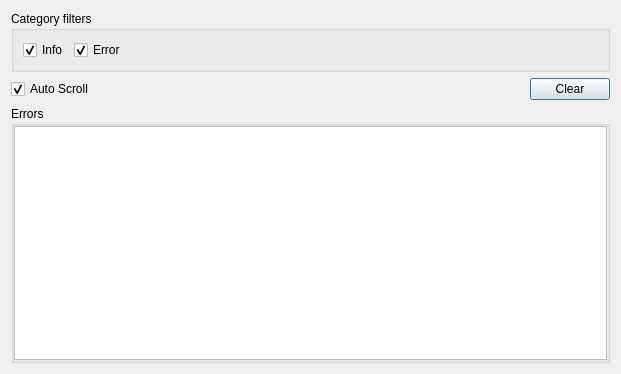
Before: the Qt Designer form src/dialogs/errorlogdialog.ui in ModbusScope/ModbusScope, drawn with Qt 5.
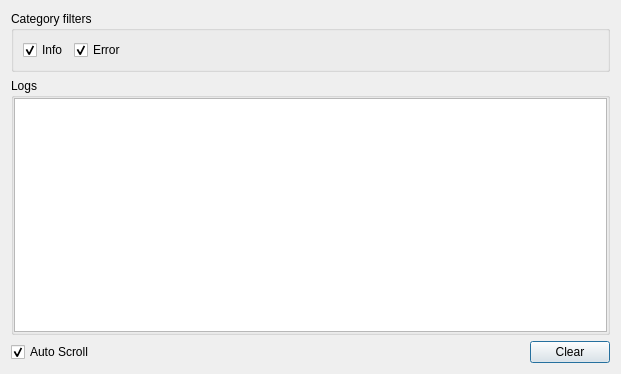
After: the same form once the commit is applied.

Patch:
```diff
--- a/src/dialogs/errorlogdialog.ui
+++ b/src/dialogs/errorlogdialog.ui
@@ -13,7 +13,7 @@
   <property name="windowTitle">
    <string>Error log</string>
   </property>
-  <layout class="QVBoxLayout" name="verticalLayout" stretch="0,0,1">
+  <layout class="QVBoxLayout" name="verticalLayout" stretch="0,1,0">
    <item>
     <widget class="QGroupBox" name="groupBox_2">
      <property name="title">
@@ -56,6 +56,33 @@
      </layout>
     </widget>
    </item>
+   <item>
+    <widget class="QGroupBox" name="grpBoxLogs">
+     <property name="title">
+      <string>Logs</string>
+     </property>
+     <layout class="QHBoxLayout" name="horizontalLayout_2" stretch="0">
+      <property name="spacing">
+       <number>0</number>
+      </property>
+      <property name="leftMargin">
+       <number>0</number>
+      </property>
+      <property name="topMargin">
+       <number>0</number>
+      </property>
+      <property name="rightMargin">
+       <number>0</number>
+      </property>
+      <property name="bottomMargin">
+       <number>0</number>
+      </property>
+      <item>
+       <widget class="QListView" name="listError"/>
+      </item>
+     </layout>
+    </widget>
+   </item>
    <item>
     <layout class="QHBoxLayout" name="horizontalLayout">
      <item>
@@ -90,33 +117,6 @@
      </item>
     </layout>
    </item>
-   <item>
-    <widget class="QGroupBox" name="groupBox">
-     <property name="title">
-      <string>Errors</string>
-     </property>
-     <layout class="QHBoxLayout" name="horizontalLayout_2" stretch="0">
-      <property name="spacing">
-       <number>0</number>
-      </property>
-      <property name="leftMargin">
-       <number>0</number>
-      </property>
-      <property name="topMargin">
-       <number>0</number>
-      </property>
-      <property name="rightMargin">
-       <number>0</number>
-      </property>
-      <property name="bottomMargin">
-       <number>0</number>
-      </property>
-      <item>
-       <widget class="QListView" name="listError"/>
-      </item>
-     </layout>
-    </widget>
-   </item>
   </layout>
  </widget>
  <resources/>
```
Left out of the diff: 2 changed lines with no effect on the pictures.
